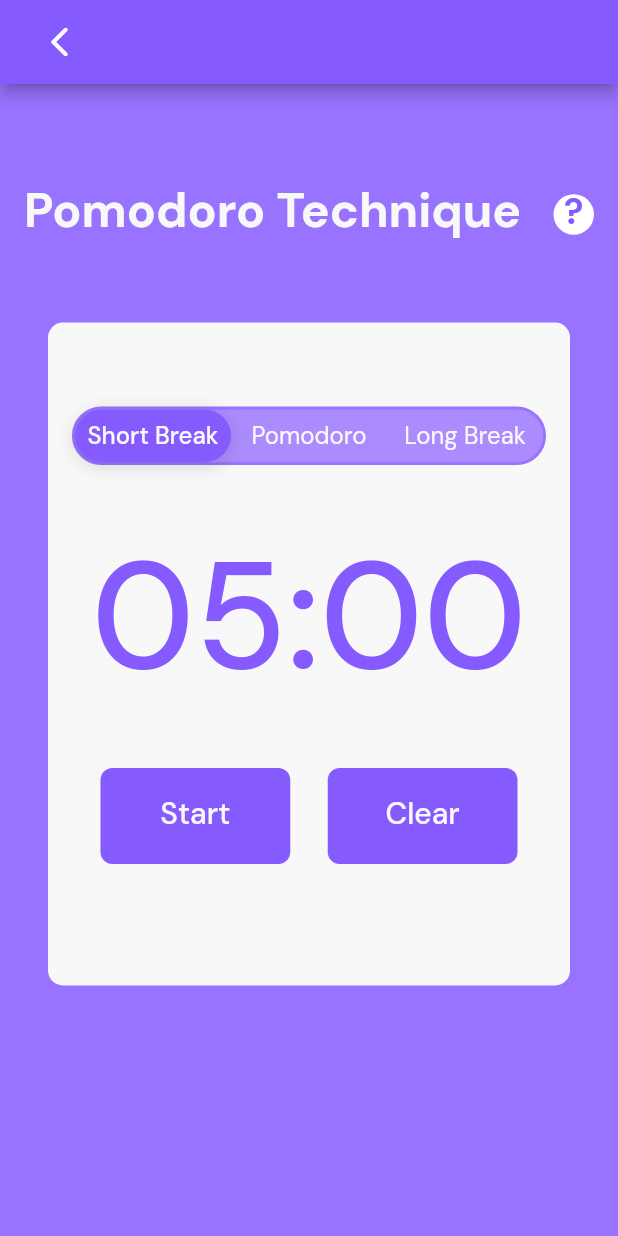
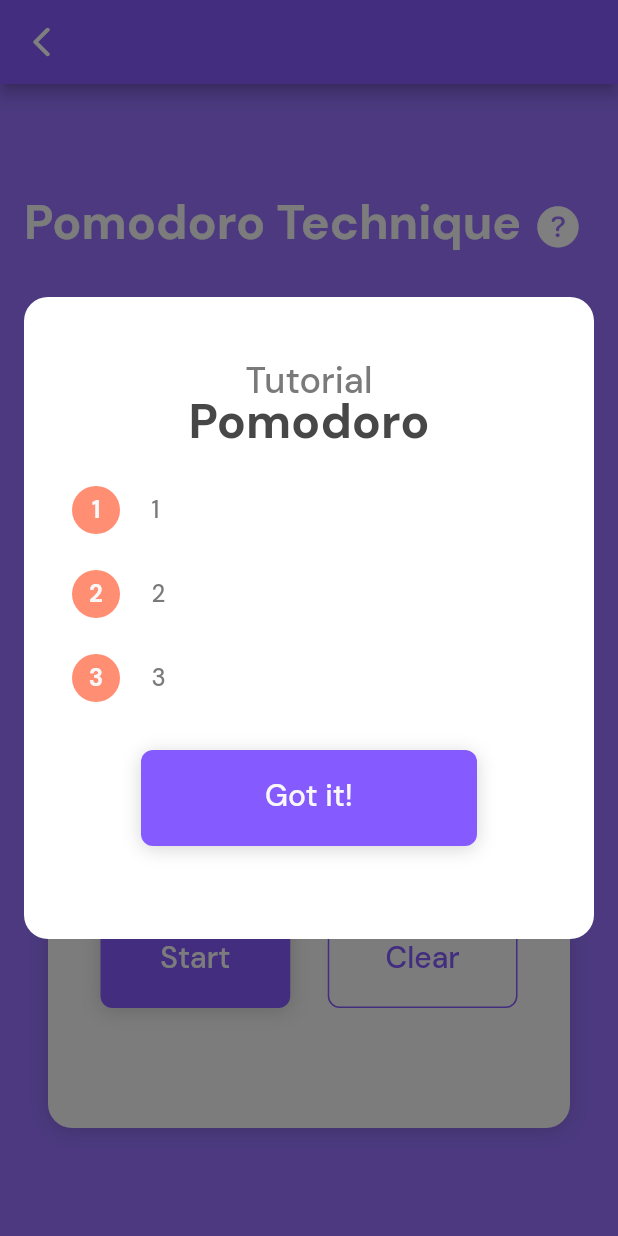
Before and after one commit to gdsc-loyola/admu_student_app, a Flutter app: the HomePage widget shown alone on an empty page, opened directly, after a tap on "Pomodoro Timer", on a phone screen of 412 x 824 dp. Run offline on Flutter 3.47's test engine with Material 2 defaults, Android fonts, the phone set to English and light mode, and no system bars; our stand-ins replace flutter_colorpicker, google_fonts, introduction_screen, sqflite; accounts and stored records are empty.

Commit message:
fix pomodoro page errors

```diff
--- a/lib/models/notification_center.dart
+++ b/lib/models/notification_center.dart
@@ -8,8 +8,32 @@ class NotificationCenter extends ChangeNotifier {
       0,
       'Welcome, Atenean!',
       'Hi from Beadle! I\'m so glad to have you here. Hope you enjoy!',
+      'Hello',
+      DateTime.now(),
+      true,
+    ),
+    Notif(
+      2,
       '',
-      DateTime.now(),
+      'You missed this...',
+      'Testing 1',
+      DateTime.now().subtract(Duration(minutes: 25)),
+      true,
+    ),
+    Notif(
+      1,
+      'Enlistment is near!',
+      '',
+      '',
+      DateTime.now().subtract(Duration(hours: 5)),
+      false,
+    ),
+    Notif(
+      0,
+      'Welcome, Atenean!',
+      'Hi from Beadle! I\'m so glad to have you here. Hope you enjoy!',
+      '',
+      DateTime.now().subtract(Duration(days: 25)),
       false,
     ),
   ];
@@ -41,6 +65,8 @@ class NotificationCenter extends ChangeNotifier {
       return '${notif.date.month.toString().padLeft(2, '0')}/${notif.date.day.toString().padLeft(2, '0')}/${notif.date.year}';
   }
 
+  List<Notif> get notifs => _notifs;
+
   void addNotification(Notif notif) {
     _notifs.add(notif);
 
--- a/lib/screens/home/home_page.dart
+++ b/lib/screens/home/home_page.dart
@@ -6,8 +6,11 @@ import 'package:admu_student_app/constants/app_colors.dart';
 import 'package:admu_student_app/constants/app_effects.dart';
 import 'package:admu_student_app/models/calendar_events.dart';
 import 'package:admu_student_app/models/event.dart';
+import 'package:admu_student_app/models/notification_center.dart';
+import 'package:admu_student_app/models/notification.dart';
+import 'package:admu_student_app/widgets/home/event_card_preview.dart';
+import 'package:admu_student_app/widgets/home/notification_card.dart';
 import 'package:admu_student_app/widgets/home/pomodoro.dart';
-import 'package:admu_student_app/widgets/home/event_card_preview.dart';
 
 class HomePage extends StatefulWidget {
   final String today = DateFormat.yMMMMEEEEd('en_US').format(DateTime.now());
@@ -21,6 +24,9 @@ class _HomePageState extends State<HomePage> {
   Widget build(BuildContext context) {
     List<Event> events =
         Provider.of<CalendarEvents>(context).getEventsByDay(DateTime.now());
+
+    // test
+    List<Notif> notifs = Provider.of<NotificationCenter>(context).notifs;
 
     return Container(
       padding: EdgeInsets.fromLTRB(16, 48, 16, 48),
@@ -46,20 +52,20 @@ class _HomePageState extends State<HomePage> {
                   // name
                   Text(
                     'Hey, Lorem!',
-                    style: Theme.of(context)
-                        .textTheme
-                        .headline5
-                        .copyWith(color: AppColors.GRAY_DARK[0]),
+                    style: Theme.of(context).textTheme.headline5.copyWith(
+                          color: AppColors.GRAY_DARK[0],
+                          fontWeight: FontWeight.w500,
+                        ),
                     textAlign: TextAlign.left,
                   ),
 
                   // text
                   Text(
                     'Ready to start your day?',
-                    style: Theme.of(context)
-                        .textTheme
-                        .bodyText1
-                        .copyWith(color: AppColors.GRAY_DARK[1]),
+                    style: Theme.of(context).textTheme.bodyText1.copyWith(
+                          color: AppColors.GRAY_DARK[1],
+                          fontWeight: FontWeight.w500,
+                        ),
                   ),
                 ],
               )
@@ -70,10 +76,10 @@ class _HomePageState extends State<HomePage> {
           // date
           Text(
             widget.today,
-            style: Theme.of(context)
-                .textTheme
-                .headline5
-                .copyWith(color: AppColors.GRAY_DARK[0]),
+            style: Theme.of(context).textTheme.headline5.copyWith(
+                  color: AppColors.GRAY_DARK[0],
+                  fontWeight: FontWeight.w500,
+                ),
           ),
           SizedBox(height: 16),
 
@@ -102,12 +108,24 @@ class _HomePageState extends State<HomePage> {
                   // events
                   Expanded(
                     child: ListView.builder(
-                    shrinkWrap: true,
-                    itemCount: events.length,
-                    itemBuilder: (_, index) =>
-                        HomeEventCard(event: events[index]),
+                      shrinkWrap: true,
+                      itemCount: events.length,
+                      itemBuilder: (_, index) =>
+                          HomeEventCard(event: events[index]),
                     ),
                   ),
+
+                  // testing, notifications
+                  /*Expanded(
+                    child: ListView.builder(
+                      shrinkWrap: true,
+                      itemCount: notifs.length,
+                      itemBuilder: (_, index) => Padding(
+                        padding: EdgeInsets.only(top: 16),
+                        child: NotificationCard(notifs[index]),
+                      ),
+                    ),
+                  ),*/
                 ],
               ),
             ),
--- a/lib/screens/home/pomodoro_page.dart
+++ b/lib/screens/home/pomodoro_page.dart
@@ -3,8 +3,12 @@ import 'dart:async';
 import 'package:flutter/material.dart';
 
 import 'package:admu_student_app/constants/app_colors.dart';
+import 'package:admu_student_app/constants/app_effects.dart';
+import 'package:admu_student_app/models/user_cache.dart';
 import 'package:admu_student_app/widgets/home/pomodoro_button_row.dart';
+import 'package:admu_student_app/widgets/modals/help.dart';
 import 'package:admu_student_app/widgets/buttons.dart';
+import 'package:admu_student_app/widgets/help_button.dart';
 
 class PomodoroPage extends StatefulWidget {
   @override
@@ -54,9 +58,33 @@ class _PomodoroPageState extends State<PomodoroPage> {
   void unpauseTimer() => startTimer(_start);
 
   @override
+  void initState() {
+    super.initState();
+
+    if (UserCache.pomodoro) {
+      UserCache.pomodoro = false;
+      UserCache.save();
+
+      WidgetsBinding.instance.addPostFrameCallback((_) => _showHowTo());
+    }
+  }
+
+  @override
   void dispose() {
     _timer.cancel();
     super.dispose();
+  }
+
+  void _showHowTo() async {
+    await HelpModal.showHelp(
+      context,
+      title: 'Pomodoro',
+      strings: [
+        '1',
+        '2',
+        '3',
+      ],
+    );
   }
 
   @override
@@ -74,60 +102,45 @@ class _PomodoroPageState extends State<PomodoroPage> {
       backgroundColor: AppColors.PRIMARY_ALT,
       appBar: AppBar(
         automaticallyImplyLeading: false,
-        title: IconButton(
+        leading: IconButton(
           icon: Icon(Icons.arrow_back_ios_rounded),
-            onPressed: () {
-              Navigator.pop(context);
-            }),
+          onPressed: () => Navigator.pop(context),
         ),
-      body: SingleChildScrollView(
-        child: Column(
+      ),
+      body: Column(
         children: [
           // Container for the Text Row
           Container(
             padding: EdgeInsets.fromLTRB(16, 71, 16, 0),
             child: Row(
-                mainAxisAlignment: MainAxisAlignment.spaceBetween,
               children: [
                 Expanded(
                   child: Text(
-                      'Pomodoro Technique ',
-                      overflow: TextOverflow.ellipsis,
+                    'Pomodoro Technique',
                     style: Theme.of(context).textTheme.headline4.copyWith(
                           color: AppColors.GRAY_LIGHT[2],
                         ),
                   ),
                 ),
-                  CircleAvatar(
-                    radius: 13.5,
-                    backgroundColor: Colors.white,
-                    child: Center(
-                      child: Text(
-                        '?',
-                        style: Theme.of(context)
-                            .textTheme
-                            .headline5
-                            .copyWith(color: AppColors.PRIMARY_MAIN),
-                      ),
-                    ),
-                  )
+                HelpButton(isInverted: true, onTap: _showHowTo),
               ],
             ),
           ),
-            // Container for the Gray Box
-            Container(
-              height: 498,
-              padding: EdgeInsets.fromLTRB(32, 56, 32, 0),
-              child: Expanded( // fix, expanded in container
+
+          // Container for the Gray Box, original height 498
+          Expanded(
             child: Container(
               decoration: BoxDecoration(
                 color: AppColors.GRAY_LIGHT[2],
-                      borderRadius: BorderRadius.all(Radius.circular(10))),
+                borderRadius: BorderRadius.all(Radius.circular(16)),
+                boxShadow: [AppEffects.SHADOW],
+              ),
+              margin: EdgeInsets.fromLTRB(32, 40, 32, 72), // orig bot 130
               child: Column(
                 children: [
                   // Container for the Button Row
                   Container(
-                        margin: EdgeInsets.fromLTRB(16, 56, 16, 0),
+                    margin: EdgeInsets.fromLTRB(16, 48, 16, 0), // 56 -> 49 48?
                     height: 39,
                     child: PomodoroButtonRow(() {
                       setState(() {
@@ -166,19 +179,24 @@ class _PomodoroPageState extends State<PomodoroPage> {
                   ),
 
                   // Container for Timer
-                      Container(
-                        padding: EdgeInsets.fromLTRB(24, 36, 24, 36),
+                  Expanded(
+                    child: Container(
+                      padding: EdgeInsets.fromLTRB(24, 16, 24, 16), // orig 72v
+                      child: FittedBox(
                         child: Text(
                           "${_printDuration(dur)}",
                           style: Theme.of(context).textTheme.bodyText1.copyWith(
                                 color: AppColors.PRIMARY_MAIN,
-                                fontSize: 100,
+                                fontSize: null,
                               ),
                         ),
                       ),
+                    ),
+                  ),
+
                   // Container for short buttons
                   Container(
-                        padding: EdgeInsets.fromLTRB(35, 0, 35, 40),
+                    padding: EdgeInsets.fromLTRB(35, 0, 35, 80),
                     child: Row(
                       children: [
                         // Start/Pause Button
@@ -190,27 +208,25 @@ class _PomodoroPageState extends State<PomodoroPage> {
                             AppColors.GRAY_LIGHT[2],
                             () {
                               setState(() {
-                                    isPressed
-                                        ? isPressed = false
-                                        : isPressed = true;
+                                isPressed ? isPressed = false : isPressed = true;
                                 isPressed
                                     ? buttontitle = 'Pause'
                                     : buttontitle = 'Start';
                                 isPressed ? unpauseTimer() : pauseTimer();
                               });
                             },
+                            shadows: [AppEffects.SHADOW],
                           ),
                         ),
-                            SizedBox(
-                              width: 25,
-                            ),
+                        SizedBox(width: 25),
+
                         // Clear Button
                         Expanded(
                           child: CustomButton(
                             ButtonSize.short,
                             'Clear',
                             AppColors.PRIMARY_MAIN,
-                                AppColors.GRAY_LIGHT[2],
+                            AppColors.PRIMARY_MAIN,
                             () {
                               setState(() {
                                 pauseTimer();
@@ -226,8 +242,9 @@ class _PomodoroPageState extends State<PomodoroPage> {
                                             : _start = 0;
                               });
                             },
+                            outlined: true,
                           ),
-                            )
+                        ),
                       ],
                     ),
                   )
@@ -235,9 +252,7 @@ class _PomodoroPageState extends State<PomodoroPage> {
               ),
             ),
           ),
-            ),
         ],
-        ),
       ),
     );
   }
--- a/lib/screens/qpi/qpi_page.dart
+++ b/lib/screens/qpi/qpi_page.dart
@@ -1,4 +1,3 @@
-import 'package:admu_student_app/widgets/modals/help.dart';
 import 'package:flutter/cupertino.dart';
 import 'package:flutter/material.dart';
 import 'package:provider/provider.dart';
@@ -7,6 +6,7 @@ import 'package:admu_student_app/constants/app_colors.dart';
 import 'package:admu_student_app/models/academic_records.dart';
 import 'package:admu_student_app/models/user_cache.dart';
 import 'package:admu_student_app/models/year.dart';
+import 'package:admu_student_app/widgets/modals/help.dart';
 import 'package:admu_student_app/widgets/qpi/qpi_view.dart';
 import 'package:admu_student_app/widgets/qpi/year_drop_down.dart';
 import 'package:admu_student_app/widgets/help_button.dart';
--- a/lib/widgets/enlistment/enlistment_class.dart
+++ b/lib/widgets/enlistment/enlistment_class.dart
@@ -1,10 +1,10 @@
 import 'package:flutter/material.dart';
 import 'package:flutter/widgets.dart';
-import 'package:provider/provider.dart';
 
 import 'package:admu_student_app/constants/app_colors.dart';
 import 'package:admu_student_app/constants/app_effects.dart';
 import 'package:admu_student_app/models/subject.dart';
+import 'package:admu_student_app/screens/add_class.dart';
 import 'package:admu_student_app/widgets/circular_check_mark.dart';
 
 // modified from the original ExpansionTile
@@ -226,9 +226,14 @@ class _EnlistmentClassCardState extends State<EnlistmentClassCard>
                 ),
                 iconSize: 36,
                 color: AppColors.GRAY_LIGHT[0],
-                onPressed: () {
-                  print('edit');
-                },
+                onPressed: () => Navigator.of(context).push(
+                  MaterialPageRoute(
+                      builder: (_) => AddClassPage(
+                            subject: widget.subjects[index],
+                            isEditing: true,
+                            inEnlistment: true,
+                          )),
+                ),
               ),
             ],
           ),
--- a/lib/widgets/home/notification_card.dart
+++ b/lib/widgets/home/notification_card.dart
@@ -42,8 +42,8 @@ class NotificationCard extends StatelessWidget {
               color: AppColors.SECONDARY_MAIN,
               borderRadius: BorderRadius.all(Radius.circular(4)),
             ),
-            height: 4,
-            width: 32,
+            height: 32,
+            width: 4,
           ),
           SizedBox(width: 10),
 
```
Lines whose indentation alone changed are shown as unchanged.
